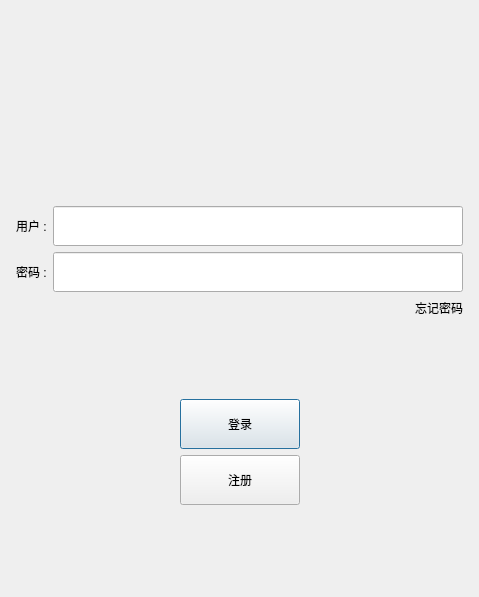
yrc920/xiguchat, file client/xiguchat/logindialog.ui: the form before one commit.
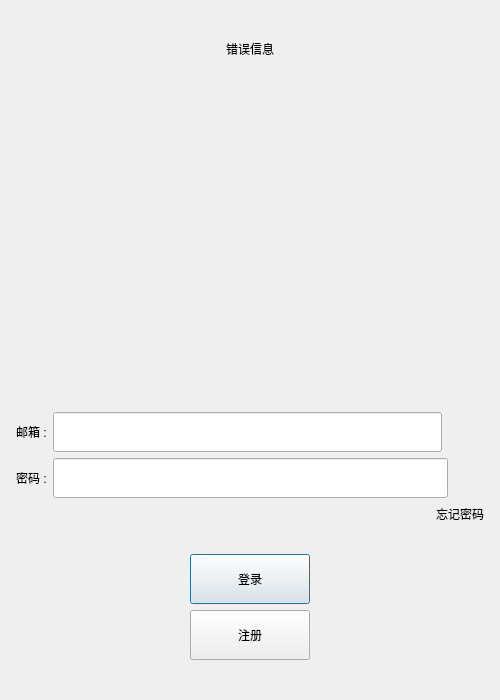
The form after the commit. Icons and pictures are not drawn. Custom widgets are drawn as their Qt base class.

What changed in the file:
```diff
--- a/client/xiguchat/logindialog.ui
+++ b/client/xiguchat/logindialog.ui
@@ -6,8 +6,8 @@
    <rect>
     <x>0</x>
     <y>0</y>
-    <width>479</width>
-    <height>597</height>
+    <width>500</width>
+    <height>700</height>
    </rect>
   </property>
   <property name="minimumSize">
@@ -54,10 +54,32 @@
       </spacer>
      </item>
      <item>
-      <widget class="QWidget" name="widget" native="true">
+      <widget class="QLabel" name="err_tip">
+       <property name="text">
+        <string>错误信息</string>
+       </property>
+       <property name="alignment">
+        <set>Qt::AlignCenter</set>
+       </property>
+      </widget>
+     </item>
+     <item>
+      <widget class="QWidget" name="head_widget" native="true">
        <layout class="QGridLayout" name="gridLayout">
         <item row="2" column="0">
-         <widget class="QLabel" name="label">
+         <widget class="QLabel" name="head_label">
+          <property name="minimumSize">
+           <size>
+            <width>300</width>
+            <height>300</height>
+           </size>
+          </property>
+          <property name="maximumSize">
+           <size>
+            <width>300</width>
+            <height>300</height>
+           </size>
+          </property>
           <property name="text">
            <string/>
           </property>
@@ -102,7 +124,7 @@
           </size>
          </property>
          <property name="text">
-          <string>用户 :</string>
+          <string>邮箱 :</string>
          </property>
         </widget>
        </item>
@@ -122,6 +144,22 @@
          </property>
         </widget>
        </item>
+       <item>
+        <spacer name="horizontalSpacer_7">
+         <property name="orientation">
+          <enum>Qt::Horizontal</enum>
+         </property>
+         <property name="sizeType">
+          <enum>QSizePolicy::Fixed</enum>
+         </property>
+         <property name="sizeHint" stdset="0">
+          <size>
+           <width>42</width>
+           <height>20</height>
+          </size>
+         </property>
+        </spacer>
+       </item>
       </layout>
      </item>
      <item>
@@ -161,6 +199,25 @@
          </property>
         </widget>
        </item>
+       <item>
+        <widget class="ClickedLabel" name="pass_visible">
+         <property name="minimumSize">
+          <size>
+           <width>30</width>
+           <height>30</height>
+          </size>
+         </property>
+         <property name="maximumSize">
+          <size>
+           <width>30</width>
+           <height>30</height>
+          </size>
+         </property>
+         <property name="text">
+          <string/>
+         </property>
+        </widget>
+       </item>
       </layout>
      </item>
      <item>
```
Left out of the diff: 11 changed lines with no effect on the pictures.
